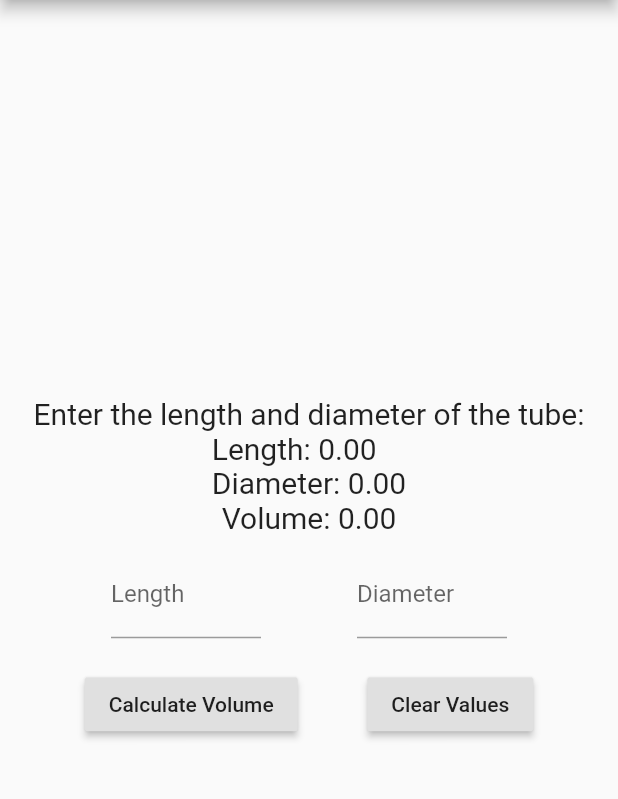
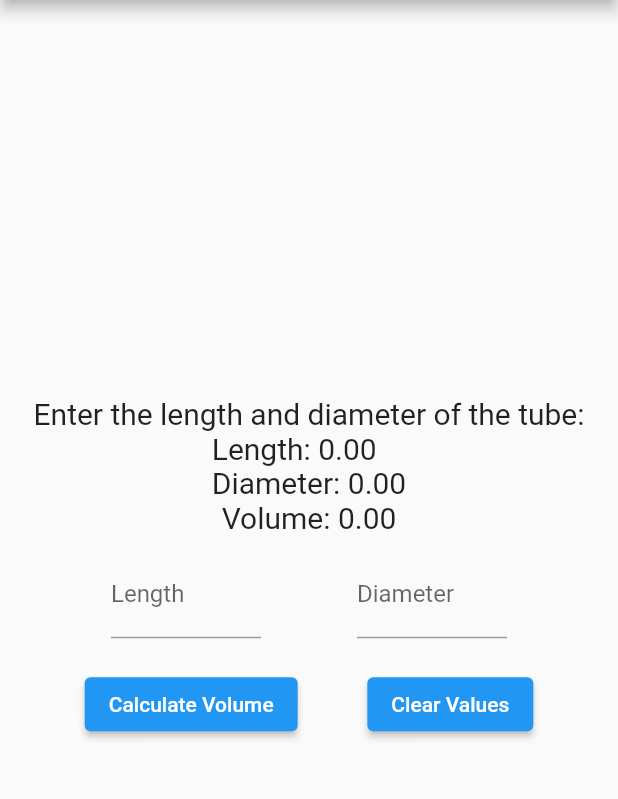
Before and after one commit to ahmad160093/tube_apps, a Flutter app: the screen it shows after launch, on a phone screen of 412 x 824 dp, the part 84-883 px from its top. Run offline on Flutter 3.47's test engine with Material 2 defaults, Android fonts, the phone set to English and light mode, and no system bars.

Commit message:
refactor code

```diff
--- a/lib/main.dart
+++ b/lib/main.dart
@@ -1,9 +1,11 @@
 import 'package:flutter/material.dart';
 
-void main() => runApp(MyApp());
+void main() => runApp(const MyApp());
 
 //create flutter app to calculate volume of tube with two inputs
 class MyApp extends StatelessWidget {
+  const MyApp({Key? key}) : super(key: key);
+
   @override
   Widget build(BuildContext context) {
     return MaterialApp(
@@ -12,13 +14,15 @@ class MyApp extends StatelessWidget {
       theme: ThemeData(
         primarySwatch: Colors.blue,
       ),
-      home: MyHomePage(),
+      home: const MyHomePage(),
     );
   }
 }
 
 //create class to hold the state of the app
 class MyHomePage extends StatefulWidget {
+  const MyHomePage({Key? key}) : super(key: key);
+
   @override
   _MyHomePageState createState() => _MyHomePageState();
 }
@@ -69,26 +73,26 @@ class _MyHomePageState extends State<MyHomePage> {
   Widget build(BuildContext context) {
     return Scaffold(
       appBar: AppBar(
-        title: Text('Tube Volume Calculator'),
+        title: const Text('Tube Volume Calculator'),
       ),
       body: Center(
         child: Column(
           mainAxisAlignment: MainAxisAlignment.center,
           children: <Widget>[
-            Text(
-              'Enter the length and diameter of the tube:',
+            const Text(
+              "Enter the length and diameter of the tube:",
               style: TextStyle(fontSize: 20.0),
             ),
             Text(
               _displayInputs(),
-              style: TextStyle(fontSize: 20.0),
+              style: const TextStyle(fontSize: 20.0),
             ),
             Text(
               _displayVolume(),
-              style: TextStyle(fontSize: 20.0),
+              style: const TextStyle(fontSize: 20.0),
             ),
             Container(
-              padding: EdgeInsets.all(10.0),
+              padding: const EdgeInsets.all(10.0),
               child: Row(
                 mainAxisAlignment: MainAxisAlignment.spaceEvenly,
                 children: <Widget>[
@@ -96,7 +100,7 @@ class _MyHomePageState extends State<MyHomePage> {
                     width: 100.0,
                     child: TextField(
                       keyboardType: TextInputType.number,
-                      decoration: InputDecoration(
+                      decoration: const InputDecoration(
                         labelText: 'Length',
                         hintText: 'Enter the length of the tube',
                       ),
@@ -111,7 +115,7 @@ class _MyHomePageState extends State<MyHomePage> {
                     width: 100.0,
                     child: TextField(
                       keyboardType: TextInputType.number,
-                      decoration: InputDecoration(
+                      decoration: const InputDecoration(
                         labelText: 'Diameter',
                         hintText: 'Enter the diameter of the tube',
                       ),
@@ -126,11 +130,11 @@ class _MyHomePageState extends State<MyHomePage> {
               ),
             ),
             Container(
-              padding: EdgeInsets.all(10.0),
+              padding: const EdgeInsets.all(10.0),
               child: Row(
                 mainAxisAlignment: MainAxisAlignment.spaceEvenly,
                 children: <Widget>[
-                  RaisedButton(
+                  ElevatedButton(
                     child: Text('Calculate Volume'),
                     onPressed: () {
                       if (_validateInputs()) {
@@ -138,7 +142,7 @@ class _MyHomePageState extends State<MyHomePage> {
                       }
                     },
                   ),
-                  RaisedButton(
+                  ElevatedButton(
                     child: Text('Clear Values'),
                     onPressed: () {
                       _clearValues();
```
